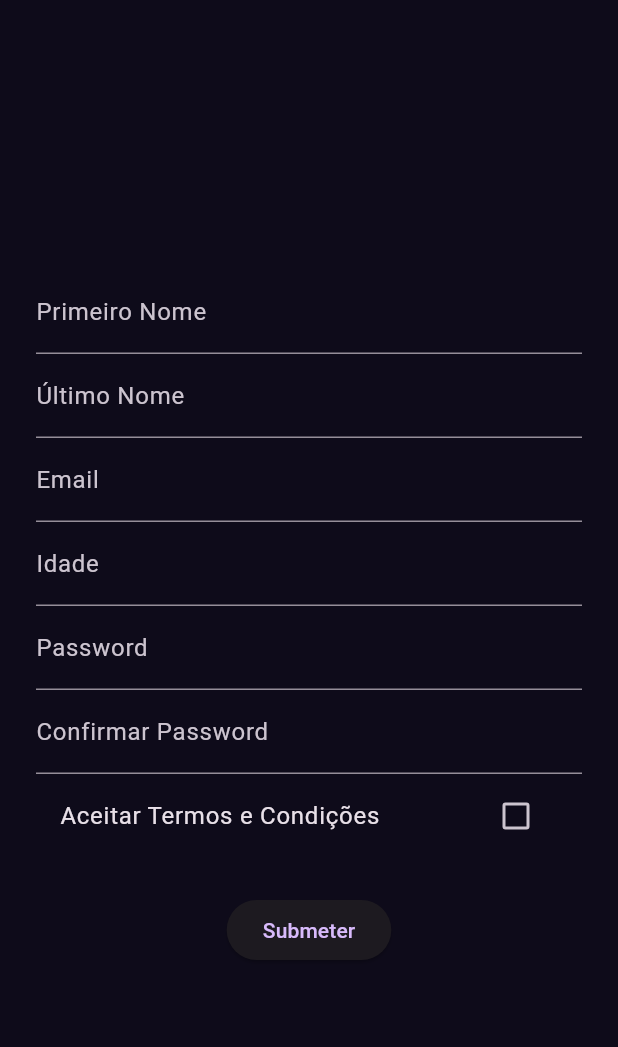
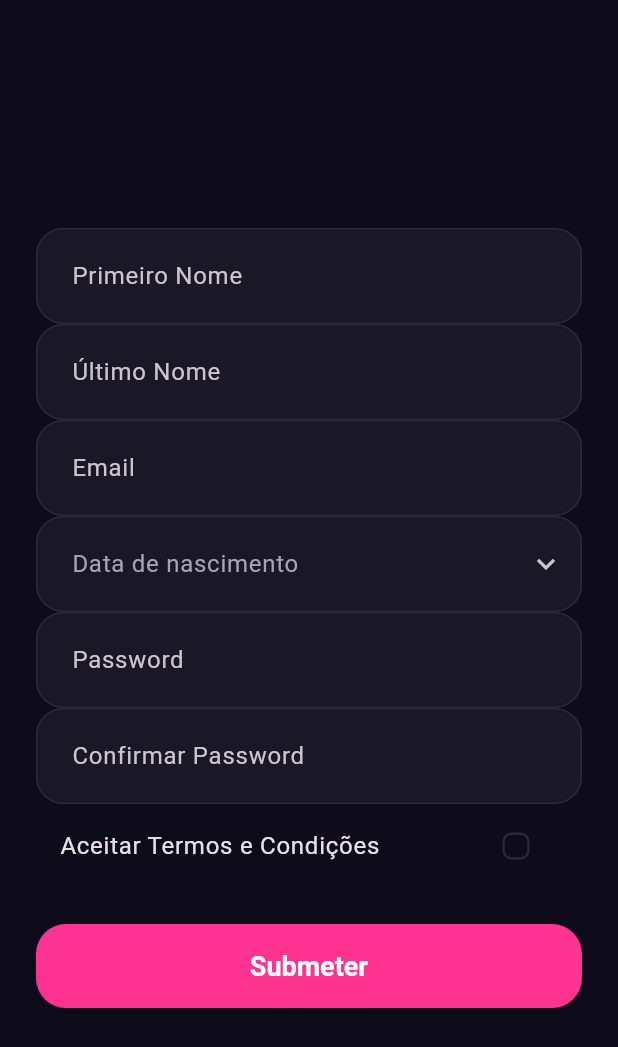
Before and after one commit to zfresquinho/spotted, a Flutter app: the RegisterSpotted screen opened directly, on a phone screen of 412 x 824 dp. Shown: the top 1047 px of the screen. Run offline on Flutter 3.47's test engine with Material 3 defaults, Android fonts, the phone set to English and light mode, and no system bars; network calls fail.

Commit message:
com calendario e com minimo 18 anos como requesitos, temas, e instalação da db
server corre sem problemas o .env nao é enviado atravez do gitignore! função de inteiro para calcular se o user fez ja anos ou nao caso seja este ano q conclui os 18 e outros casos tbm.

```diff
--- a/app/lib/utils/tema.dart
+++ b/app/lib/utils/tema.dart
@@ -20,5 +20,54 @@ class Tema {
           brightness: Brightness.dark,
           surface: superficie,
         ),
+        // Campos de texto: fundo escuro, cantos redondos, borda subtil
+        inputDecorationTheme: InputDecorationTheme(
+          filled: true,
+          fillColor: campo,
+          hintStyle: const TextStyle(color: textoSecundario, fontSize: 16),
+          contentPadding:
+              const EdgeInsets.symmetric(horizontal: 20, vertical: 20),
+          enabledBorder: OutlineInputBorder(
+            borderRadius: BorderRadius.circular(18),
+            borderSide: const BorderSide(color: borda),
+          ),
+          focusedBorder: OutlineInputBorder(
+            borderRadius: BorderRadius.circular(18),
+            borderSide: const BorderSide(color: rosa, width: 1.5),
+          ),
+          errorBorder: OutlineInputBorder(
+            borderRadius: BorderRadius.circular(18),
+            borderSide: const BorderSide(color: Colors.redAccent),
+          ),
+          focusedErrorBorder: OutlineInputBorder(
+            borderRadius: BorderRadius.circular(18),
+            borderSide: const BorderSide(color: Colors.redAccent, width: 1.5),
+          ),
+        ),
+
+// Checkbox: rosa quando marcada, só contorno quando não
+        checkboxTheme: CheckboxThemeData(
+          shape: RoundedRectangleBorder(borderRadius: BorderRadius.circular(6)),
+          side: const BorderSide(color: borda, width: 1.5),
+          fillColor: WidgetStateProperty.resolveWith(
+            (states) => states.contains(WidgetState.selected)
+                ? rosa
+                : Colors.transparent,
+          ),
+          checkColor: WidgetStateProperty.all(Colors.white),
+        ),
+
+// Botão principal: rosa, largura total, cantos redondos
+        elevatedButtonTheme: ElevatedButtonThemeData(
+          style: ElevatedButton.styleFrom(
+            backgroundColor: rosa,
+            foregroundColor: Colors.white,
+            minimumSize: const Size.fromHeight(56),
+            shape:
+                RoundedRectangleBorder(borderRadius: BorderRadius.circular(20)),
+            textStyle:
+                const TextStyle(fontSize: 18, fontWeight: FontWeight.bold),
+          ),
+        ),
       );
 }
--- a/app/lib/views/widgets/register_widget.dart
+++ b/app/lib/views/widgets/register_widget.dart
@@ -9,34 +9,60 @@ class RegisterSpotted extends StatefulWidget {
 
 class _RegisterSpottedState extends State<RegisterSpotted> {
   bool aceitarTermos = false;
+  DateTime? datenacimento;
   final GlobalKey<FormState> formKey = GlobalKey<FormState>();
   final TextEditingController firstnameController = TextEditingController();
   final TextEditingController lastnameController = TextEditingController();
   final TextEditingController emailController = TextEditingController();
-  final TextEditingController idadeController = TextEditingController();
   final TextEditingController passwordController = TextEditingController();
   final TextEditingController confirmPasswordController =
       TextEditingController();
 
+
+      int calculateage(DateTime? datenacimento) {
+        if (datenacimento == null) return 0;
+        final today = DateTime.now();
+        int age = today.year - datenacimento.year;
+        if (today.month < datenacimento.month ||
+            (today.month == datenacimento.month && today.day < datenacimento.day)) {
+          age--;
+        }
+        return age;
+      }
+
+  void dataNascimento() async {
+    final DateTime? picked = await showDatePicker(
+      context: context,
+      initialDate: DateTime.now(),
+      firstDate: DateTime(1900),
+      lastDate: DateTime.now(),
+    );
+    if (picked != null && picked != datenacimento) {
+      setState(() {
+        datenacimento = picked;
+      });
+    }
+
+  }
     void submeter() {
       if (formKey.currentState!.validate()) {
         final String email = emailController.text.trim();
-      final int? idade = int.tryParse(idadeController.text.trim());
-      if (idade == null) {
+
+        if (email.isEmpty || !email.contains('@') || !email.contains('.')) {
           ScaffoldMessenger.of(context).showSnackBar(
-          const SnackBar(content: Text('Idade inválida.')),
+            const SnackBar(content: Text('Email inválido.')),
           );
           return;
         }
-      if (idade < 18) {
+        if (datenacimento == null || datenacimento!.isAfter(DateTime.now())) {
           ScaffoldMessenger.of(context).showSnackBar(
-          const SnackBar(content: Text('Deve ter pelo menos 18 anos.')),
+            const SnackBar(content: Text('Data de nascimento inválida.')),
           );
           return;
         }
-      if (email.isEmpty || !email.contains('@')) {
+        if (calculateage(datenacimento) < 18) {
           ScaffoldMessenger.of(context).showSnackBar(
-          const SnackBar(content: Text('Email inválido.')),
+            const SnackBar(content: Text('É necessário ter pelo menos 18 anos.')),
           );
           return;
         }
@@ -79,10 +105,17 @@ class _RegisterSpottedState extends State<RegisterSpotted> {
                   ),
                 ),
                 TextFormField(
-                  controller: idadeController,
-                  keyboardType: TextInputType.number,
+                  // idade
+                  readOnly: true,
+                  onTap: dataNascimento,
+                  controller: TextEditingController(
+                    text: datenacimento != null
+                        ? '${datenacimento!.day}/${datenacimento!.month}/${datenacimento!.year}'
+                        : '',
+                  ),
                   decoration: const InputDecoration(
-                    labelText: 'Idade',
+                    hintText: 'Data de nascimento',
+                    suffixIcon: Icon(Icons.keyboard_arrow_down),
                   ),
                 ),
                 TextFormField(
```
Also changed, not shown: 1 other file. Lines whose indentation alone changed are shown as unchanged.
